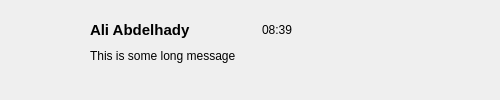
Above: chatcard.ui from Ali-Hady/ChatList-GUI before the change. Below: the same form after it.
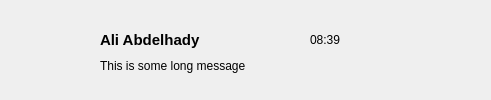
That is the form after the change. Icons and pictures are not drawn.

```diff
--- a/chatcard.ui
+++ b/chatcard.ui
@@ -6,13 +6,13 @@
    <rect>
     <x>0</x>
     <y>0</y>
-    <width>500</width>
+    <width>491</width>
     <height>100</height>
    </rect>
   </property>
   <property name="minimumSize">
    <size>
-    <width>500</width>
+    <width>491</width>
     <height>100</height>
    </size>
   </property>
@@ -22,8 +22,8 @@
   <widget class="QLabel" name="ProfilePic">
    <property name="geometry">
     <rect>
-     <x>10</x>
-     <y>10</y>
+     <x>20</x>
+     <y>20</y>
      <width>60</width>
      <height>60</height>
     </rect>
@@ -44,8 +44,8 @@
   <widget class="QLabel" name="time">
    <property name="geometry">
     <rect>
-     <x>262</x>
-     <y>20</y>
+     <x>310</x>
+     <y>30</y>
      <width>71</width>
      <height>20</height>
     </rect>
@@ -57,8 +57,8 @@
   <widget class="QLabel" name="label">
    <property name="geometry">
     <rect>
-     <x>90</x>
-     <y>40</y>
+     <x>100</x>
+     <y>50</y>
      <width>171</width>
      <height>31</height>
     </rect>
@@ -70,8 +70,8 @@
   <widget class="QLabel" name="label_2">
    <property name="geometry">
     <rect>
-     <x>90</x>
-     <y>20</y>
+     <x>100</x>
+     <y>30</y>
      <width>121</width>
      <height>20</height>
     </rect>
```
Left out of the diff: 4 changed lines with no effect on the pictures.
